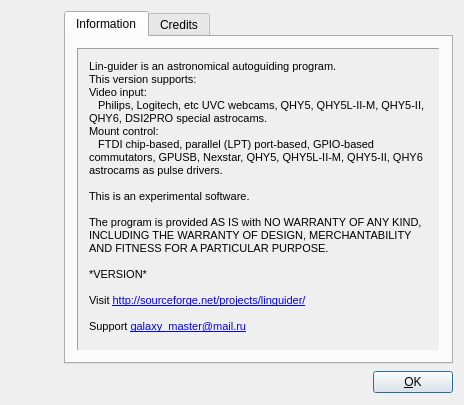
Above: lin_guider/ui/about.ui from rumengb/lin_guider before the change. Below: the same form after it.
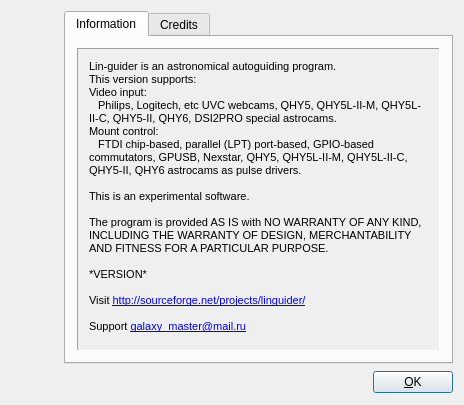
That is the form after the change. The open tabs and pages were chosen to show the change. Icons and pictures are not drawn.

Commit message: andrew: verson 2.10.0

What changed in the file:
```diff
--- a/lin_guider/ui/about.ui
+++ b/lin_guider/ui/about.ui
@@ -67,9 +67,9 @@
 &lt;p style=&quot; margin-top:0px; margin-bottom:0px; margin-left:0px; margin-right:0px; -qt-block-indent:0; text-indent:0px;&quot;&gt;Lin-guider is an astronomical autoguiding program.&lt;/p&gt;
 &lt;p style=&quot; margin-top:0px; margin-bottom:0px; margin-left:0px; margin-right:0px; -qt-block-indent:0; text-indent:0px;&quot;&gt;This version supports:&lt;/p&gt;
 &lt;p style=&quot; margin-top:0px; margin-bottom:0px; margin-left:0px; margin-right:0px; -qt-block-indent:0; text-indent:0px;&quot;&gt;Video input:&lt;/p&gt;
-&lt;p style=&quot; margin-top:0px; margin-bottom:0px; margin-left:0px; margin-right:0px; -qt-block-indent:0; text-indent:0px;&quot;&gt;   Philips, Logitech, etc UVC webcams, QHY5, QHY5L-II-M, QHY5-II, QHY6, DSI2PRO special astrocams.&lt;/p&gt;
+&lt;p style=&quot; margin-top:0px; margin-bottom:0px; margin-left:0px; margin-right:0px; -qt-block-indent:0; text-indent:0px;&quot;&gt;   Philips, Logitech, etc UVC webcams, QHY5, QHY5L-II-M, QHY5L-II-C, QHY5-II, QHY6, DSI2PRO special astrocams.&lt;/p&gt;
 &lt;p style=&quot; margin-top:0px; margin-bottom:0px; margin-left:0px; margin-right:0px; -qt-block-indent:0; text-indent:0px;&quot;&gt;Mount control:&lt;/p&gt;
-&lt;p style=&quot; margin-top:0px; margin-bottom:0px; margin-left:0px; margin-right:0px; -qt-block-indent:0; text-indent:0px;&quot;&gt;   FTDI chip-based, parallel (LPT) port-based, GPIO-based commutators, GPUSB, Nexstar, QHY5, QHY5L-II-M, QHY5-II, QHY6 astrocams as pulse drivers.&lt;/p&gt;
+&lt;p style=&quot; margin-top:0px; margin-bottom:0px; margin-left:0px; margin-right:0px; -qt-block-indent:0; text-indent:0px;&quot;&gt;   FTDI chip-based, parallel (LPT) port-based, GPIO-based commutators, GPUSB, Nexstar, QHY5, QHY5L-II-M, QHY5L-II-C, QHY5-II, QHY6 astrocams as pulse drivers.&lt;/p&gt;
 &lt;p style=&quot;-qt-paragraph-type:empty; margin-top:0px; margin-bottom:0px; margin-left:0px; margin-right:0px; -qt-block-indent:0; text-indent:0px;&quot;&gt;&lt;br /&gt;&lt;/p&gt;
 &lt;p style=&quot; margin-top:0px; margin-bottom:0px; margin-left:0px; margin-right:0px; -qt-block-indent:0; text-indent:0px;&quot;&gt;This is an experimental software.&lt;/p&gt;
 &lt;p style=&quot;-qt-paragraph-type:empty; margin-top:0px; margin-bottom:0px; margin-left:0px; margin-right:0px; -qt-block-indent:0; text-indent:0px;&quot;&gt;&lt;br /&gt;&lt;/p&gt;
```
Left out of the diff: 2 changed lines with no effect on the pictures. The commit also changes 2 other files.
